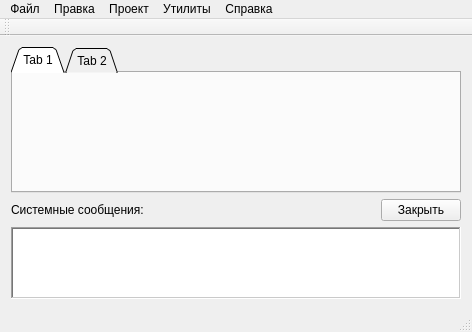
Qt form mainwindow.ui (atikbif/relkonIDE) before a commit.
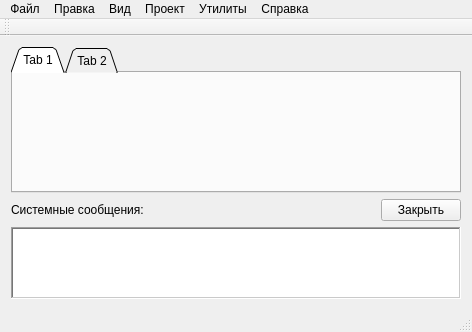
The same form after that commit. Icons and pictures are not drawn.

Commit message: настройки, пульт и отладчик отдельными окнами

Diff of the .ui file:
```diff
--- a/mainwindow.ui
+++ b/mainwindow.ui
@@ -173,8 +173,14 @@
      <string>Справка</string>
     </property>
    </widget>
+   <widget class="QMenu" name="menuView">
+    <property name="title">
+     <string>Вид</string>
+    </property>
+   </widget>
    <addaction name="menuFile"/>
    <addaction name="menuEdit"/>
+   <addaction name="menuView"/>
    <addaction name="menuCmd"/>
    <addaction name="menuUtil"/>
    <addaction name="menuHelp"/>
```
The commit also changes 4 other files.
